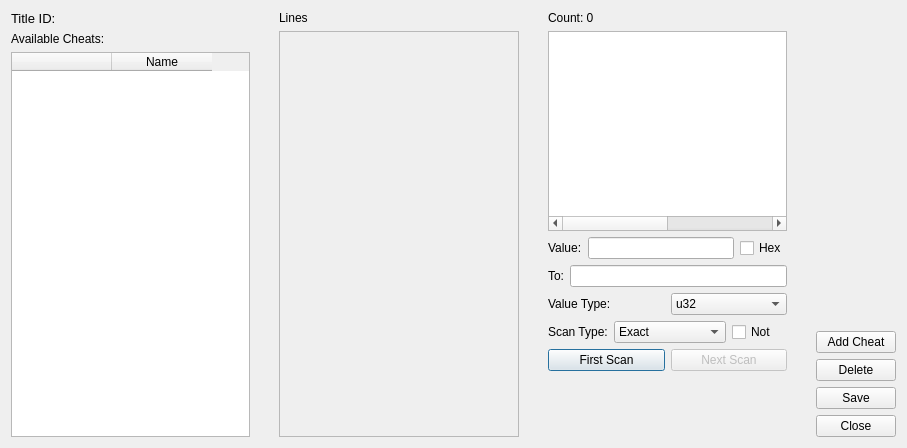
The window that src/citra/cheats.ui (GreenAmaranthine/citra) describes before a commit, drawn with Qt 5.
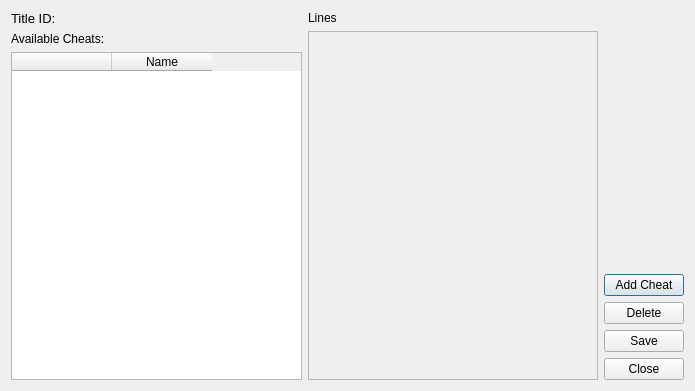
The same window after the commit.

Patch:
```diff
--- a/src/citra/cheats.ui
+++ b/src/citra/cheats.ui
@@ -6,8 +6,8 @@
    <rect>
     <x>0</x>
     <y>0</y>
-    <width>907</width>
-    <height>448</height>
+    <width>695</width>
+    <height>391</height>
    </rect>
   </property>
   <property name="sizePolicy">
@@ -78,19 +78,6 @@
      </item>
     </layout>
    </item>
-   <item>
-    <spacer name="horizontalSpacer">
-     <property name="orientation">
-      <enum>Qt::Horizontal</enum>
-     </property>
-     <property name="sizeHint" stdset="0">
-      <size>
-       <width>40</width>
-       <height>20</height>
-      </size>
-     </property>
-    </spacer>
-   </item>
    <item>
     <layout class="QVBoxLayout" name="verticalLayout">
      <item>
@@ -109,217 +96,6 @@
      </item>
     </layout>
    </item>
-   <item>
-    <spacer name="horizontalSpacer_2">
-     <property name="orientation">
-      <enum>Qt::Horizontal</enum>
-     </property>
-     <property name="sizeHint" stdset="0">
-      <size>
-       <width>40</width>
-       <height>20</height>
-      </size>
-     </property>
-    </spacer>
-   </item>
-   <item>
-    <layout class="QVBoxLayout" name="verticalLayout_4">
-     <item>
-      <widget class="QLabel" name="lblCount">
-       <property name="text">
-        <string>Count: 0</string>
-       </property>
-      </widget>
-     </item>
-     <item>
-      <widget class="QTableWidget" name="tableFound">
-       <property name="columnCount">
-        <number>2</number>
-       </property>
-       <attribute name="horizontalHeaderVisible">
-        <bool>false</bool>
-       </attribute>
-       <attribute name="horizontalHeaderDefaultSectionSize">
-        <number>150</number>
-       </attribute>
-       <attribute name="horizontalHeaderStretchLastSection">
-        <bool>true</bool>
-       </attribute>
-       <attribute name="verticalHeaderVisible">
-        <bool>false</bool>
-       </attribute>
-       <column>
-        <property name="text">
-         <string>Address</string>
-        </property>
-       </column>
-       <column>
-        <property name="text">
-         <string>Value</string>
-        </property>
-       </column>
-      </widget>
-     </item>
-     <item>
-      <layout class="QVBoxLayout" name="verticalLayout_5">
-       <item>
-        <layout class="QHBoxLayout" name="horizontalLayout_7">
-         <item>
-          <widget class="QLabel" name="lblValue">
-           <property name="text">
-            <string>Value:</string>
-           </property>
-          </widget>
-         </item>
-         <item>
-          <widget class="QLineEdit" name="txtSearch"/>
-         </item>
-         <item>
-          <widget class="QCheckBox" name="chkHex">
-           <property name="text">
-            <string>Hex</string>
-           </property>
-          </widget>
-         </item>
-        </layout>
-       </item>
-       <item>
-        <layout class="QHBoxLayout" name="horizontalLayout_8">
-         <item>
-          <widget class="QLabel" name="lblTo">
-           <property name="text">
-            <string>To:</string>
-           </property>
-          </widget>
-         </item>
-         <item>
-          <widget class="QLineEdit" name="txtSearchTo"/>
-         </item>
-        </layout>
-       </item>
-       <item>
-        <layout class="QHBoxLayout" name="horizontalLayout_3">
-         <item>
-          <widget class="QLabel" name="lblValueType">
-           <property name="text">
-            <string>Value Type:</string>
-           </property>
-          </widget>
-         </item>
-         <item>
-          <widget class="QComboBox" name="cbValueType">
-           <item>
-            <property name="text">
-             <string>u32</string>
-            </property>
-           </item>
-           <item>
-            <property name="text">
-             <string>u16</string>
-            </property>
-           </item>
-           <item>
-            <property name="text">
-             <string>u8</string>
-            </property>
-           </item>
-          </widget>
-         </item>
-        </layout>
-       </item>
-       <item>
-        <layout class="QHBoxLayout" name="horizontalLayout_4">
-         <item>
-          <widget class="QLabel" name="lblScanType">
-           <property name="text">
-            <string>Scan Type:</string>
-           </property>
-          </widget>
-         </item>
-         <item>
-          <widget class="QComboBox" name="cbScanType">
-           <item>
-            <property name="text">
-             <string>Exact</string>
-            </property>
-           </item>
-           <item>
-            <property name="text">
-             <string>Bigger Than</string>
-            </property>
-           </item>
-           <item>
-            <property name="text">
-             <string>Smaller Than</string>
-            </property>
-           </item>
-           <item>
-            <property name="text">
-             <string>Value Between</string>
-            </property>
-           </item>
-          </widget>
-         </item>
-         <item>
-          <widget class="QCheckBox" name="chkNot">
-           <property name="text">
-            <string>Not</string>
-           </property>
-          </widget>
-         </item>
-        </layout>
-       </item>
-       <item>
-        <layout class="QHBoxLayout" name="horizontalLayout_6">
-         <item>
-          <widget class="QPushButton" name="btnFirstScan">
-           <property name="text">
-            <string>First Scan</string>
-           </property>
-          </widget>
-         </item>
-         <item>
-          <widget class="QPushButton" name="btnNextScan">
-           <property name="enabled">
-            <bool>false</bool>
-           </property>
-           <property name="text">
-            <string>Next Scan</string>
-           </property>
-          </widget>
-         </item>
-        </layout>
-       </item>
-       <item>
-        <spacer name="verticalSpacer_2">
-         <property name="orientation">
-          <enum>Qt::Vertical</enum>
-         </property>
-         <property name="sizeHint" stdset="0">
-          <size>
-           <width>20</width>
-           <height>40</height>
-          </size>
-         </property>
-        </spacer>
-       </item>
-      </layout>
-     </item>
-    </layout>
-   </item>
-   <item>
-    <spacer name="horizontalSpacer_3">
-     <property name="orientation">
-      <enum>Qt::Horizontal</enum>
-     </property>
-     <property name="sizeHint" stdset="0">
-      <size>
-       <width>40</width>
-       <height>20</height>
-      </size>
-     </property>
-    </spacer>
-   </item>
    <item>
     <layout class="QVBoxLayout" name="verticalLayout_3">
      <item>
```
